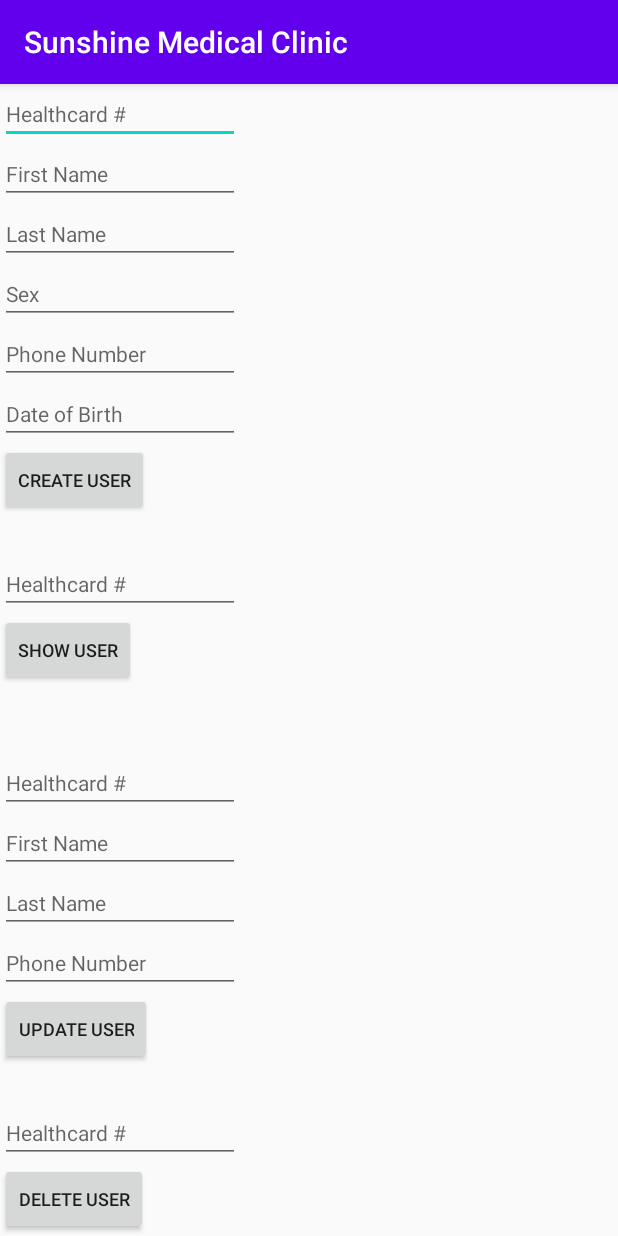
After one commit to anthony-trinh/Sunshine-Medical-Clinic, an Android app: the CRUDoperations screen opened directly, with no data from a screen before it, on a phone screen of 412 x 824 dp. The commit adds this screen. Run offline under Robolectric (Android 15) with nearby library versions, the phone set to English and light mode, and no system bars; our stand-ins replace Firebase (no records; nobody signed in at launch, a user with empty details on screens opened directly).

Commit message:
added ability to create, retrieve, and delete data from firestore

```diff
--- a/app/build.gradle
+++ b/app/build.gradle
@@ -11,7 +11,7 @@ android {
         targetSdkVersion 30
         versionCode 1
         versionName "1.0"
-
+        multiDexEnabled true
         testInstrumentationRunner "androidx.test.runner.AndroidJUnitRunner"
     }
 
@@ -29,6 +29,7 @@ dependencies {
     implementation 'androidx.constraintlayout:constraintlayout:2.0.2'
     implementation platform('com.google.firebase:firebase-bom:26.0.0')
     implementation 'com.google.firebase:firebase-analytics'
+    implementation 'com.google.firebase:firebase-firestore:22.0.0'
     testImplementation 'junit:junit:4.12'
     androidTestImplementation 'androidx.test.ext:junit:1.1.2'
     androidTestImplementation 'androidx.test.espresso:espresso-core:3.3.0'
--- a/app/src/main/AndroidManifest.xml
+++ b/app/src/main/AndroidManifest.xml
@@ -9,7 +9,8 @@
         android:roundIcon="@mipmap/ic_launcher_round"
         android:supportsRtl="true"
         android:theme="@style/AppTheme">
-        <activity android:name=".FindLocations"></activity>
+        <activity android:name=".CRUDoperations"></activity>
+        <activity android:name=".FindLocations" />
         <activity android:name=".BookAppointment" />
         <activity android:name=".ContactUs" />
         <activity android:name=".SplashScreen">
--- /dev/null
+++ b/app/src/main/java/com/example/sunshinemedicalclinic/CRUDoperations.java
@@ -0,0 +1,136 @@
+package com.example.sunshinemedicalclinic;
+
+import androidx.annotation.NonNull;
+import androidx.appcompat.app.AppCompatActivity;
+
+import android.os.Bundle;
+import android.util.Log;
+import android.view.View;
+import android.widget.Button;
+import android.widget.EditText;
+import android.widget.TextView;
+
+import com.google.android.gms.tasks.OnCompleteListener;
+import com.google.android.gms.tasks.OnFailureListener;
+import com.google.android.gms.tasks.OnSuccessListener;
+import com.google.android.gms.tasks.Task;
+import com.google.firebase.firestore.DocumentReference;
+import com.google.firebase.firestore.DocumentSnapshot;
+import com.google.firebase.firestore.FirebaseFirestore;
+
+import java.util.HashMap;
+import java.util.Map;
+
+public class CRUDoperations extends AppCompatActivity {
+    FirebaseFirestore db = FirebaseFirestore.getInstance();
+    private static final String TAG = "CRUDoperations";
+    @Override
+    protected void onCreate(Bundle savedInstanceState) {
+        super.onCreate(savedInstanceState);
+        setContentView(R.layout.activity_crud_operations);
+        //Create data
+        final EditText addHealthcardNo = findViewById(R.id.addHealthcardNo);
+        final EditText addFName = findViewById(R.id.addFName);
+        final EditText addLName = findViewById(R.id.addLName);
+        final EditText addSex = findViewById(R.id.addSex);
+        final EditText addPhoneNo = findViewById(R.id.addPhoneNo);
+        final EditText addDOB = findViewById(R.id.addDOB);
+        Button btnCreate = findViewById(R.id.btnCreate);
+        //Retrieve data
+        final EditText retHealthcardNo = findViewById(R.id.retHealthcardNo);
+        Button btnShow = findViewById(R.id.btnShow);
+        final TextView showPatient = findViewById(R.id.showText);
+        //Update data
+        EditText updHealthcardNo = findViewById(R.id.updHealthcardNo);
+        EditText updFName = findViewById(R.id.updFName);
+        EditText updLName = findViewById(R.id.updLName);
+        EditText updPhoneNo = findViewById(R.id.updPhoneNo);
+        Button btnUpdate = findViewById(R.id.btnUpdate);
+        //Delete data
+        final EditText delHealthcardNo = findViewById(R.id.delHealthcardNo);
+        Button btnDelete = findViewById(R.id.btnDelete);
+
+        btnCreate.setOnClickListener(new View.OnClickListener() {
+            @Override
+            public void onClick(View v) {
+                final int usrHealthcardNo = Integer.parseInt(addHealthcardNo.getText().toString());
+                String usrFName = addFName.getText().toString();
+                String usrLName = addLName.getText().toString();
+                String usrSex = addSex.getText().toString();
+                String usrPhoneNo = addPhoneNo.getText().toString();
+                String usrDOB = addDOB.getText().toString();
+                Map<String,Object> user = new HashMap<>();
+                user.put("healthcard", usrHealthcardNo);
+                user.put("fname", usrFName);
+                user.put("lname", usrLName);
+                user.put("sex", usrSex);
+                user.put("phone", usrPhoneNo);
+                user.put("dob", usrDOB);
+                db.collection("patients").document(String.valueOf(usrHealthcardNo)).set(user)
+                        .addOnSuccessListener(new OnSuccessListener<Void>() {
+                            @Override
+                            public void onSuccess(Void aVoid){
+                                Log.d(TAG, "Patient added with ID: " + usrHealthcardNo);
+                            }
+                        })
+                        .addOnFailureListener(new OnFailureListener() {
+                            @Override
+                            public void onFailure(@NonNull Exception e) {
+                                Log.w(TAG, "Error adding patient", e);
+                            }
+                        });
+            }
+        });
+
+        btnShow.setOnClickListener(new View.OnClickListener() {
+            @Override
+            public void onClick(View v) {
+                int usrHealthcardNo = Integer.parseInt(retHealthcardNo.getText().toString());
+                db.collection("patients").document(String.valueOf(usrHealthcardNo)).get().addOnCompleteListener(new OnCompleteListener<DocumentSnapshot>() {
+                    @Override
+                    public void onComplete(@NonNull Task<DocumentSnapshot> task) {
+                        if (task.isSuccessful()) {
+                            DocumentSnapshot document = task.getResult();
+                            if (document.exists()) {
+                                Log.d(TAG, "DocumentSnapshot data: " + document.getData());
+                                showPatient.setText(document.getData().toString());
+                            } else {
+                                Log.d(TAG, "No such document");
+                            }
+                        } else {
+                            Log.d(TAG, "get failed with ", task.getException());
+                        }
+                    }
+                });
+            }
+        });
+
+        btnUpdate.setOnClickListener(new View.OnClickListener() {
+            @Override
+            public void onClick(View v) {
+
+            }
+        });
+
+        btnDelete.setOnClickListener(new View.OnClickListener() {
+            @Override
+            public void onClick(View v) {
+                int usrHealthcardNo = Integer.parseInt(delHealthcardNo.getText().toString());
+                db.collection("patients").document(String.valueOf(usrHealthcardNo))
+                        .delete()
+                        .addOnSuccessListener(new OnSuccessListener<Void>() {
+                            @Override
+                            public void onSuccess(Void aVoid) {
+                                Log.d(TAG, "DocumentSnapshot successfully deleted!");
+                            }
+                        })
+                        .addOnFailureListener(new OnFailureListener() {
+                            @Override
+                            public void onFailure(@NonNull Exception e) {
+                                Log.w(TAG, "Error deleting document", e);
+                            }
+                        });
+            }
+        });
+    }
+}
--- a/app/src/main/java/com/example/sunshinemedicalclinic/MainActivity.java
+++ b/app/src/main/java/com/example/sunshinemedicalclinic/MainActivity.java
@@ -3,6 +3,8 @@ package com.example.sunshinemedicalclinic;
 import androidx.appcompat.app.AppCompatActivity;
 
 import android.os.Bundle;
+
+import com.google.firebase.firestore.FirebaseFirestore;
 
 public class MainActivity extends AppCompatActivity {
 
--- a/app/src/main/java/com/example/sunshinemedicalclinic/SplashScreen.java
+++ b/app/src/main/java/com/example/sunshinemedicalclinic/SplashScreen.java
@@ -22,7 +22,7 @@ MediaPlayer openingSound = new MediaPlayer();
             public void run() {
                 openingSound.stop();
                 finish();
-                startActivity(new Intent(SplashScreen.this, MainActivity.class));
+                startActivity(new Intent(SplashScreen.this,CRUDoperations.class));
             }
         };
 
--- /dev/null
+++ b/app/src/main/res/layout/activity_crud_operations.xml
@@ -0,0 +1,174 @@
+<?xml version="1.0" encoding="utf-8"?>
+<ScrollView xmlns:android="http://schemas.android.com/apk/res/android"
+    xmlns:app="http://schemas.android.com/apk/res-auto"
+    xmlns:tools="http://schemas.android.com/tools"
+    android:layout_width="match_parent"
+    android:layout_height="match_parent"
+    android:orientation="vertical"
+    tools:context=".CRUDoperations">
+
+    <LinearLayout
+        android:layout_width="match_parent"
+        android:layout_height="wrap_content"
+        android:orientation="vertical">
+
+        <EditText
+            android:id="@+id/addHealthcardNo"
+            android:layout_width="wrap_content"
+            android:layout_height="wrap_content"
+            android:autofillHints=""
+            android:ems="10"
+            android:hint="@string/healthcard"
+            android:inputType="number"
+            android:textSize="14sp" />
+
+        <EditText
+            android:id="@+id/addFName"
+            android:layout_width="wrap_content"
+            android:layout_height="wrap_content"
+            android:autofillHints=""
+            android:ems="10"
+            android:hint="@string/first_name"
+            android:inputType="textPersonName"
+            android:textSize="14sp" />
+
+        <EditText
+            android:id="@+id/addLName"
+            android:layout_width="wrap_content"
+            android:layout_height="wrap_content"
+            android:autofillHints=""
+            android:ems="10"
+            android:hint="@string/last_name"
+            android:inputType="textPersonName"
+            android:textSize="14sp" />
+
+        <EditText
+            android:id="@+id/addSex"
+            android:layout_width="wrap_content"
+            android:layout_height="wrap_content"
+            android:ems="10"
+            android:hint="@string/sex"
+            android:inputType="textPersonName"
+            android:textSize="14sp"
+            android:autofillHints="" />
+
+        <EditText
+            android:id="@+id/addPhoneNo"
+            android:layout_width="wrap_content"
+            android:layout_height="wrap_content"
+            android:autofillHints=""
+            android:ems="10"
+            android:hint="@string/phone_number"
+            android:inputType="phone"
+            android:textSize="14sp" />
+
+        <EditText
+            android:id="@+id/addDOB"
+            android:layout_width="wrap_content"
+            android:layout_height="wrap_content"
+            android:autofillHints=""
+            android:ems="10"
+            android:hint="@string/date_of_birth"
+            android:inputType="date"
+            android:textSize="14sp" />
+
+        <Button
+            android:id="@+id/btnCreate"
+            android:layout_width="wrap_content"
+            android:layout_height="wrap_content"
+            android:text="@string/create_user"
+            android:textSize="12sp" />
+
+        <EditText
+            android:id="@+id/retHealthcardNo"
+            android:layout_width="wrap_content"
+            android:layout_height="wrap_content"
+            android:layout_marginTop="25dp"
+            android:autofillHints=""
+            android:ems="10"
+            android:hint="@string/healthcard"
+            android:inputType="number"
+            android:textSize="14sp" />
+
+        <Button
+            android:id="@+id/btnShow"
+            android:layout_width="wrap_content"
+            android:layout_height="wrap_content"
+            android:text="@string/show_user"
+            android:textSize="12sp" />
+
+        <TextView
+            android:id="@+id/showText"
+            android:layout_width="match_parent"
+            android:layout_height="wrap_content"
+            android:layout_marginLeft="5dp"
+            android:layout_marginRight="5dp"
+            android:textSize="18sp" />
+
+        <EditText
+            android:id="@+id/updHealthcardNo"
+            android:layout_width="wrap_content"
+            android:layout_height="wrap_content"
+            android:layout_marginTop="20dp"
+            android:autofillHints=""
+            android:ems="10"
+            android:hint="@string/healthcard"
+            android:inputType="number"
+            android:textSize="14sp" />
+
+        <EditText
+            android:id="@+id/updFName"
+            android:layout_width="wrap_content"
+            android:layout_height="wrap_content"
+            android:autofillHints=""
+            android:ems="10"
+            android:hint="@string/first_name"
+            android:inputType="textPersonName"
+            android:textSize="14sp" />
+
+        <EditText
+            android:id="@+id/updLName"
+            android:layout_width="wrap_content"
+            android:layout_height="wrap_content"
+            android:autofillHints=""
+            android:ems="10"
+            android:hint="@string/last_name"
+            android:inputType="textPersonName"
+            android:textSize="14sp" />
+
+        <EditText
+            android:id="@+id/updPhoneNo"
+            android:layout_width="wrap_content"
+            android:layout_height="wrap_content"
+            android:autofillHints=""
+            android:ems="10"
+            android:hint="@string/phone_number"
+            android:inputType="phone"
+            android:textSize="14sp" />
+
+        <Button
+            android:id="@+id/btnUpdate"
+            android:layout_width="wrap_content"
+            android:layout_height="wrap_content"
+            android:text="@string/update_user"
+            android:textSize="12sp" />
+
+        <EditText
+            android:id="@+id/delHealthcardNo"
+            android:layout_width="wrap_content"
+            android:layout_height="wrap_content"
+            android:layout_marginTop="25dp"
+            android:autofillHints=""
+            android:ems="10"
+            android:hint="@string/healthcard"
+            android:inputType="number"
+            android:textSize="14sp" />
+
+        <Button
+            android:id="@+id/btnDelete"
+            android:layout_width="wrap_content"
+            android:layout_height="wrap_content"
+            android:text="@string/delete_user"
+            android:textSize="12sp" />
+    </LinearLayout>
+</ScrollView>
--- a/app/src/main/res/values/strings.xml
+++ b/app/src/main/res/values/strings.xml
@@ -1,4 +1,14 @@
 <resources>
     <string name="app_name">Sunshine Medical Clinic</string>
     <string name="sunshinesplashpic">sunshineSplashPic</string>
+    <string name="first_name">First Name</string>
+    <string name="last_name">Last Name</string>
+    <string name="healthcard">Healthcard #</string>
+    <string name="phone_number">Phone Number</string>
+    <string name="date_of_birth">Date of Birth</string>
+    <string name="delete_user">Delete User</string>
+    <string name="update_user">Update User</string>
+    <string name="create_user">Create User</string>
+    <string name="show_user">Show User</string>
+    <string name="sex">Sex</string>
 </resources>
```
